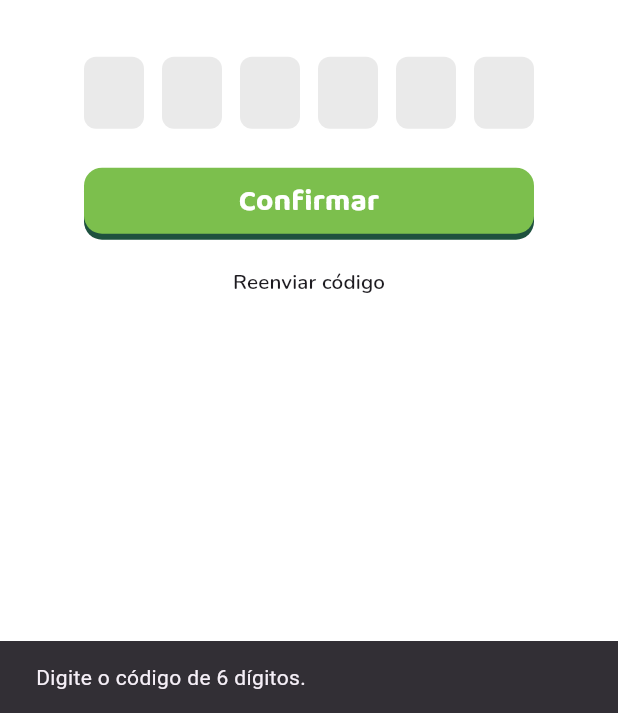
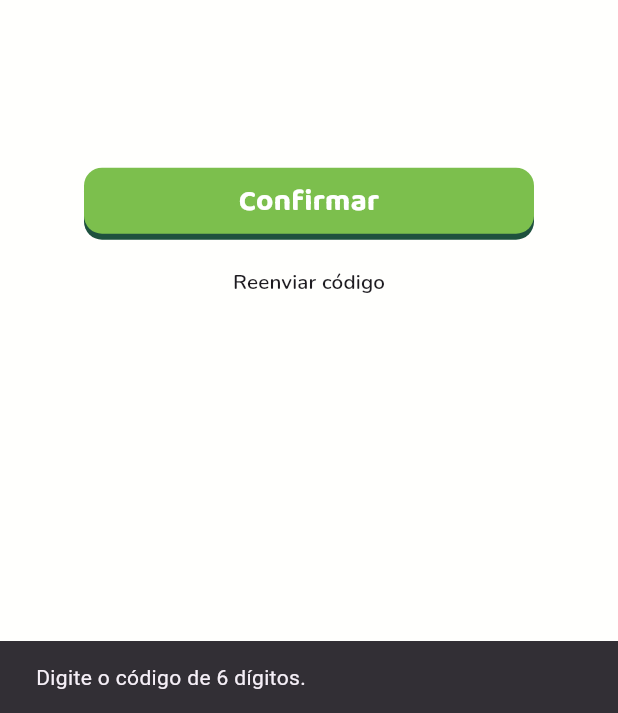
Before and after one commit to israelhub/JacalorIA-CONTADOR-DE-CALORIAS, a Flutter app: the EmailConfirmationPage screen opened directly, after a tap on "Confirmar", on a phone screen of 412 x 824 dp, the part 523-1236 px from its top. Run offline on Flutter 3.47's test engine with Material 3 defaults, Android fonts, the phone set to English and light mode, and no system bars; our stand-ins replace flutter_svg, google_fonts.

Commit message:
feat(theme): adiciona tokens de cor e sombra para inputs e food review

```diff
--- a/frontend/lib/shared/theme/app_theme.dart
+++ b/frontend/lib/shared/theme/app_theme.dart
@@ -13,7 +13,7 @@ class AppColors {
   static const Color action500 = Color(0xFF7CBF4D);
   static const Color action500Shadow = Color(0xFF1E513E);
 
-  static const Color surface = Color(0xFFFFFFFF);
+  static const Color surface = Color(0xFFFFFFFD);
   static const Color textPrimary = Color(0xFF1D1B20);
   static const Color textSecondary = Color(0xFF717171);
   static const Color textMuted = Color(0xFF4D6559);
@@ -21,12 +21,16 @@ class AppColors {
 
   static const Color borderLight = Color(0xFFD6D6D6);
   static const Color borderAlt = Color(0xFFDDDDDD);
+  static const Color inputFieldBorder = Color(0xFFD9D9D9);
   static const Color borderBrand = Color.fromRGBO(30, 81, 62, 0.14);
   static const Color borderBrandAlt = Color.fromRGBO(30, 81, 62, 0.10);
   static const Color divider = Color(0xFFCAC4D0);
-  static const Color inputSurface = Color(0xFFEAEAEA);
+  static const Color inputSurface = Color(0xFFFFFFFD);
   static const Color surfaceAlt = Color(0xFFFAFAFA);
   static const Color textTertiary = Color(0xFFB0B0B0);
+  static const Color foodReviewFieldBorder = Color(0xFFEFE3D7);
+  static const Color foodReviewDeleteIcon = Color(0xFFE88D8D);
+  static const Color foodReviewFieldShadow = Color(0x40000000);
 
   static const Color homeMetaCardSurface = Color(0xFFF5FAF0);
   static const Color homeMetaCardBorder = Color(0xFFD4ECC4);
@@ -266,4 +270,12 @@ class AppShadows {
       blurRadius: 0,
     ),
   ];
+
+  static const List<BoxShadow> foodReviewField = [
+    BoxShadow(
+      color: AppColors.foodReviewFieldShadow,
+      offset: Offset(0, 4),
+      blurRadius: 0,
+    ),
+  ];
 }
```
